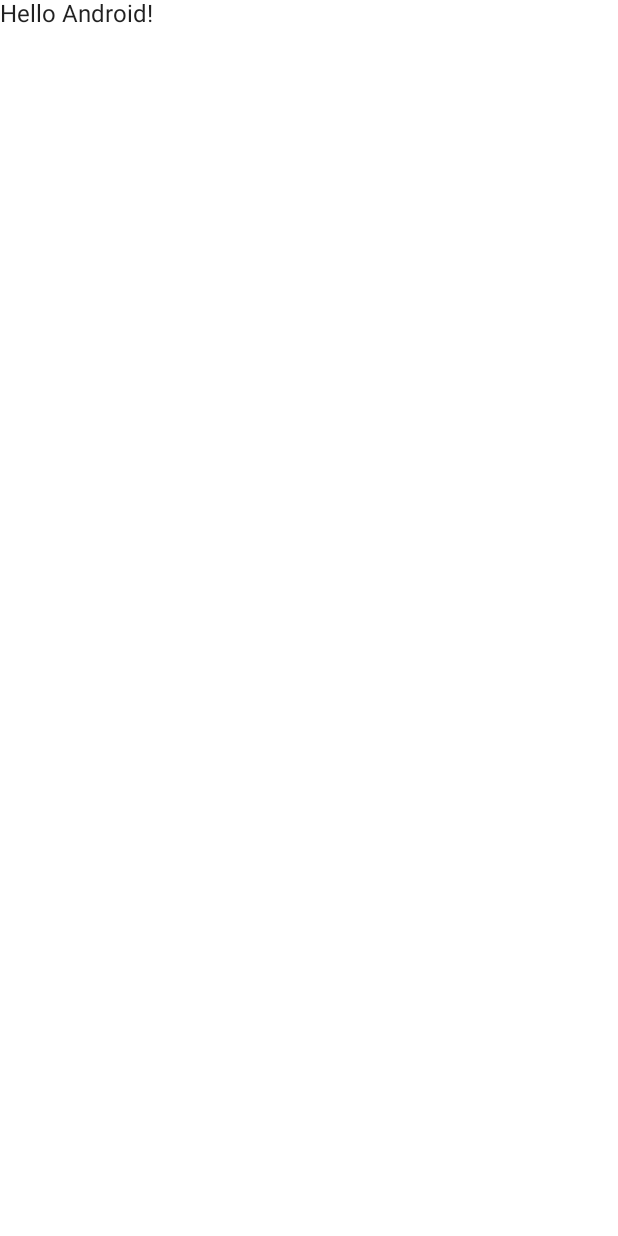
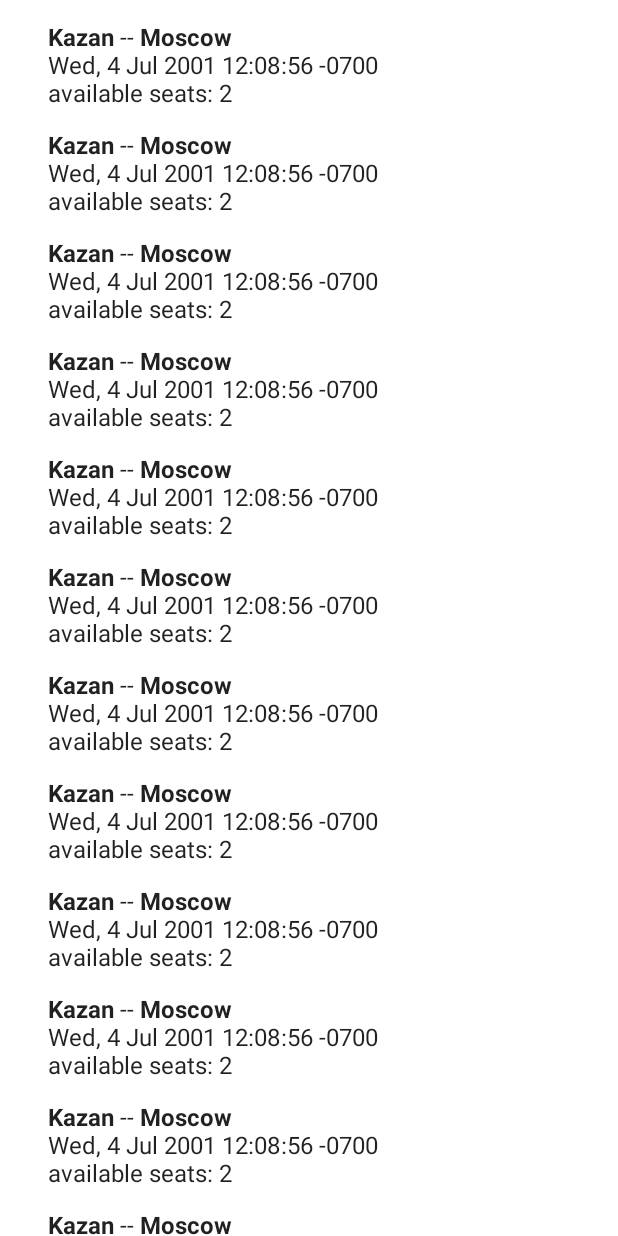
Before and after one commit to Gelassen/open-car-share, an Android app built with Jetpack Compose: the screen it shows after launch (MainActivity), on a phone screen of 412 x 824 dp. Before the commit the screen is almost empty. Run offline under Robolectric (Android 15) with nearby library versions, the phone set to English and light mode, and no system bars; our stand-ins replace Dagger/Hilt's generated code.

Commit message:
Add basic interface for trips

```diff
--- a/app/build.gradle
+++ b/app/build.gradle
@@ -71,6 +71,7 @@ dependencies {
     implementation "androidx.lifecycle:lifecycle-runtime-ktx:$version_lifecycleKtx"
     implementation "androidx.lifecycle:lifecycle-viewmodel-ktx:$version_lifecycleKtx"
     kapt "androidx.lifecycle:lifecycle-compiler:$version_lifecycle"
+    implementation "com.google.android.material:material:$version_mdc"
 
     testImplementation 'junit:junit:4.+'
 
--- a/app/src/main/AndroidManifest.xml
+++ b/app/src/main/AndroidManifest.xml
@@ -14,6 +14,7 @@
             android:name=".MainActivity"
             android:exported="true"
             android:label="@string/app_name"
+            android:configChanges="uiMode"
             android:theme="@style/Theme.OpenCarShare.NoActionBar">
             <intent-filter>
                 <action android:name="android.intent.action.MAIN" />
--- a/app/src/main/java/com/home/opencarshare/MainActivity.kt
+++ b/app/src/main/java/com/home/opencarshare/MainActivity.kt
@@ -1,26 +1,36 @@
 package com.home.opencarshare
 
 import android.os.Bundle
-import android.util.Log
+import android.widget.Toast
 import androidx.activity.ComponentActivity
 import androidx.activity.compose.setContent
+import androidx.appcompat.app.AppCompatDelegate
+import androidx.compose.foundation.background
+import androidx.compose.foundation.clickable
+import androidx.compose.foundation.layout.*
+import androidx.compose.foundation.lazy.LazyColumn
+import androidx.compose.foundation.lazy.items
+import androidx.compose.foundation.lazy.rememberLazyListState
 import androidx.compose.material.MaterialTheme
 import androidx.compose.material.Surface
 import androidx.compose.material.Text
 import androidx.compose.runtime.Composable
+import androidx.compose.runtime.getValue
+import androidx.compose.runtime.mutableStateOf
+import androidx.compose.runtime.remember
+import androidx.compose.ui.Alignment
+import androidx.compose.ui.Modifier
+import androidx.compose.ui.platform.LocalContext
+import androidx.compose.ui.text.font.FontWeight
 import androidx.compose.ui.tooling.preview.Preview
-import androidx.lifecycle.Lifecycle
-import androidx.lifecycle.lifecycleScope
-import androidx.lifecycle.repeatOnLifecycle
+import androidx.compose.ui.unit.dp
+import com.home.opencarshare.di.Stubs
+import com.home.opencarshare.model.Trip
 import com.home.opencarshare.network.Repository
 import com.home.opencarshare.ui.theme.OpenCarShareTheme
 import dagger.hilt.android.AndroidEntryPoint
-import kotlinx.coroutines.flow.catch
-import kotlinx.coroutines.flow.collect
-import kotlinx.coroutines.launch
-import java.text.DateFormat
-import java.util.*
 import javax.inject.Inject
+import kotlin.collections.ArrayList
 
 @AndroidEntryPoint
 class MainActivity : ComponentActivity() {
@@ -28,18 +38,17 @@ class MainActivity : ComponentActivity() {
     @Inject
     lateinit var repo : Repository
 
+    private val stub: List<Trip> = ArrayList(Stubs.Trips.trips)
+
     override fun onCreate(savedInstanceState: Bundle?) {
         super.onCreate(savedInstanceState)
+        AppCompatDelegate.setDefaultNightMode(AppCompatDelegate.getDefaultNightMode())
+
         setContent {
-            OpenCarShareTheme {
-                // A surface container using the 'background' color from the theme
-                Surface(color = MaterialTheme.colors.background) {
-                    Greeting("Android")
-                }
-            }
+            TripScreen(data = stub)
         }
 
-        lifecycleScope.launch {
+/*        lifecycleScope.launch {
             repeatOnLifecycle(Lifecycle.State.RESUMED) {
                 repo.getTrips("Moscow", Date("Wed, 4 Jul 2001 12:08:56 -0700").time)
                     .catch { ex -> Log.e("TAG", "Something went wrong", ex) }
@@ -47,6 +56,72 @@ class MainActivity : ComponentActivity() {
                         Log.d("TAG", "Response: " + it)
                     }
             }
+        }*/
+    }
+}
+
+@Composable
+fun TripDetails(data: Trip) {
+    Column {
+        TripViewItem(data = data, modifier = Modifier)
+        Text(text = "testing Composable extensions")
+    }
+}
+
+@Composable
+fun TripScreen(data: List<Trip>) {
+    OpenCarShareTheme {
+        Surface(color = MaterialTheme.colors.background) {
+            TripsComposeList(data = data/*, modifier = Modifier.padding(16.dp)*/)
+        }
+    }
+}
+
+@Composable
+fun TripViewItem(data: Trip, modifier: Modifier) {
+    val context = LocalContext.current
+    Surface(modifier = modifier
+        .fillMaxWidth()
+        .background(color = MaterialTheme.colors.background)
+        .clickable {
+            Toast
+                .makeText(
+                    context,
+                    "On click action ${data.locationFrom} to ${data.locationTo}",
+                    Toast.LENGTH_SHORT
+                )
+                .show()
+        }
+    ) {
+        Column(modifier = modifier.padding(top = 4.dp, bottom = 4.dp, start = 16.dp, end = 16.dp)) {
+            Row(
+                verticalAlignment = Alignment.CenterVertically
+            ) {
+                Text(text = data.locationFrom, fontWeight = FontWeight.Bold)
+                Text(text = " -- ")
+                Text(text = data.locationTo, fontWeight = FontWeight.Bold)
+            }
+            Column() {
+                Text(text = data.date)
+                Text(text = "available seats: ${data.availableSeats}")
+            }
+        }
+    }
+}
+
+//@Preview(showBackground = true, name = "Text preview")
+//@Preview(showBackground = true, name = "Trips")
+@Composable
+fun TripsComposeList(
+    modifier: Modifier = Modifier,
+    data: List<Trip>,
+) {
+    val context = LocalContext.current
+    val scrollState = rememberLazyListState()
+    LazyColumn(state = scrollState, contentPadding = PaddingValues(horizontal = 16.dp, vertical = 8.dp)
+        /*modifier = modifier.padding(16.dp)*/) {
+        items(data) { it ->
+            TripViewItem(data = it, modifier = modifier.padding(vertical = 2.dp))
         }
     }
 }
--- /dev/null
+++ b/app/src/main/java/com/home/opencarshare/di/Stubs.kt
@@ -0,0 +1,30 @@
+package com.home.opencarshare.di
+
+import com.home.opencarshare.model.Trip
+import com.home.opencarshare.di.Stubs.Trips
+import com.home.opencarshare.model.Driver
+import java.util.ArrayList
+
+class Stubs {
+    object Trips {
+        var trips: MutableCollection<Trip> = ArrayList()
+        fun generateTrip(): Trip {
+            return Trip("SUID", "Kazan", "Moscow", "Wed, 4 Jul 2001 12:08:56 -0700", "2", Driver())
+        }
+
+        init {
+            trips.add(generateTrip())
+            trips.add(generateTrip())
+            trips.add(generateTrip())
+            trips.add(generateTrip())
+            trips.add(generateTrip())
+            trips.add(generateTrip())
+            trips.add(generateTrip())
+            trips.add(generateTrip())
+            trips.add(generateTrip())
+            trips.add(generateTrip())
+            trips.add(generateTrip())
+            trips.add(generateTrip())
+        }
+    }
+}
--- a/app/src/main/java/com/home/opencarshare/model/Trip.kt
+++ b/app/src/main/java/com/home/opencarshare/model/Trip.kt
@@ -3,7 +3,7 @@ package com.home.opencarshare.model
 import com.google.gson.annotations.SerializedName
 import com.google.gson.annotations.Expose
 
-class Trip {
+class Trip constructor() {
     @SerializedName("id")
     @Expose
     var id: String = ""
@@ -27,4 +27,20 @@ class Trip {
     @SerializedName("driver")
     @Expose
     lateinit var driver: Driver
+
+    constructor(
+        id: String,
+        locationFrom: String,
+        locationTo: String,
+        date: String,
+        availableSeats: String,
+        driver: Driver
+    ) : this() {
+        this.id = id
+        this.locationFrom = locationFrom
+        this.locationTo = locationTo
+        this.date = date
+        this.availableSeats = availableSeats
+        this.driver = driver
+    }
 }
--- a/app/src/main/res/values/colors.xml
+++ b/app/src/main/res/values/colors.xml
@@ -7,4 +7,6 @@
     <color name="teal_700">#FF018786</color>
     <color name="black">#FF000000</color>
     <color name="white">#FFFFFFFF</color>
+
+    <color name="action">#1a73e8</color>
 </resources>
--- a/build.gradle
+++ b/build.gradle
@@ -1,7 +1,7 @@
 // Top-level build file where you can add configuration options common to all sub-projects/modules.
 buildscript {
     ext {
-        compose_version = '1.0.1'
+        compose_version = '1.0.5'
         retrofit = '2.9.0'
         retrofit_gson = '2.9.0'
         version_hilt = '2.38.1'
@@ -9,6 +9,7 @@ buildscript {
         version_kotlin = '1.5.31'
         version_lifecycle = '2.0.0'
         version_lifecycleKtx = '2.4.0-rc01'
+        version_mdc = '1.3.0'
     }
     repositories {
         google()
```
